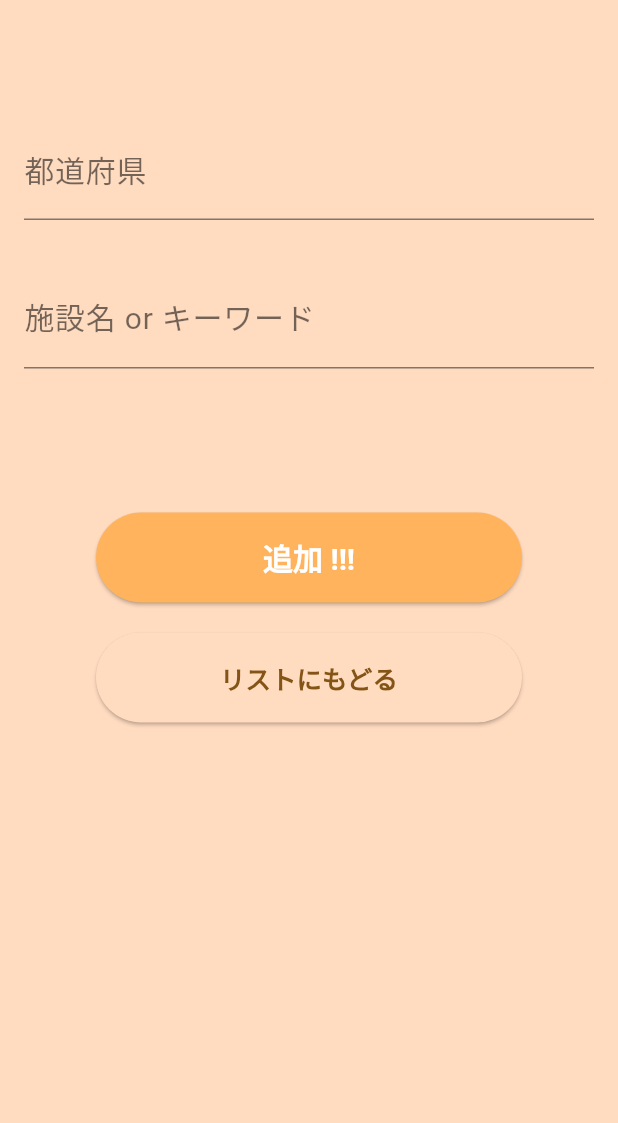
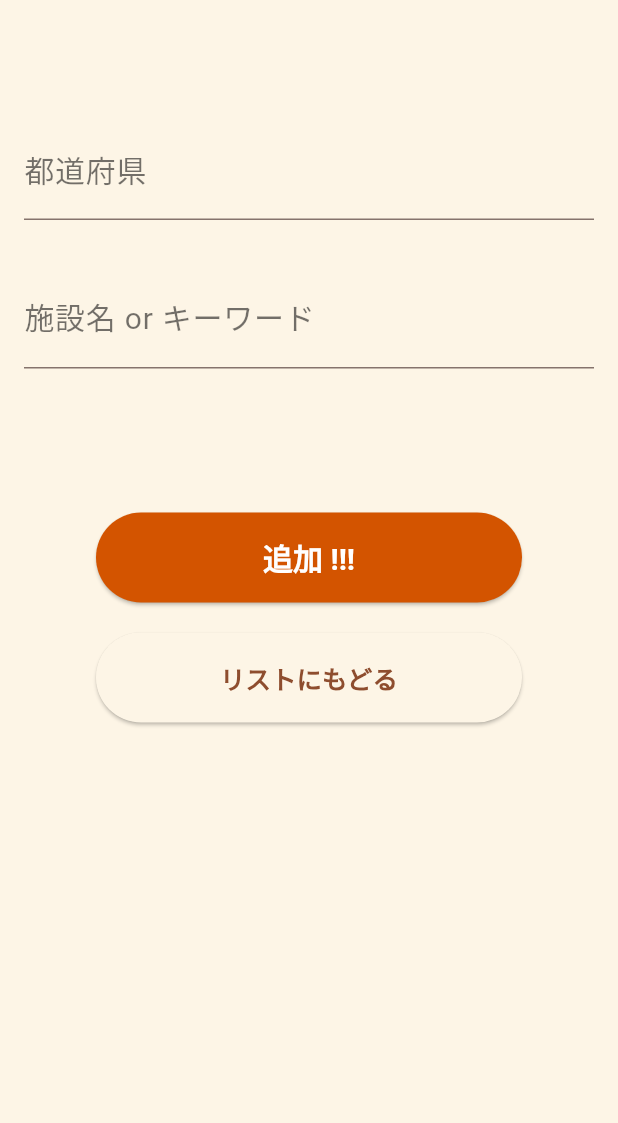
Before and after one commit to ShoFuku0123/ikitaiMemo_project, a Flutter app: the screen it shows after launch, after a tap on the "add" icon, on a phone screen of 412 x 824 dp, the part 113-1236 px from its top. Run offline on Flutter 3.47's test engine with Material 3 defaults, Android fonts, the phone set to English and light mode, and no system bars; our stand-ins replace google_fonts, sqflite; accounts and stored records are empty.

Commit message:
style: アプリのカラーテーマを秋らしい色合いに更新

```diff
--- a/ikitai_memo_project/lib/main.dart
+++ b/ikitai_memo_project/lib/main.dart
@@ -21,10 +21,10 @@ class MyApp extends StatelessWidget {
       theme: ThemeData(
         useMaterial3: true,
         colorScheme: ColorScheme.fromSeed(
-          seedColor: const Color.fromARGB(255, 255, 179, 92),
-          surface: const Color.fromARGB(255, 255, 219, 192),
+          seedColor: const Color(0xFFD35400), // 秋らしいオレンジ
+          surface: const Color(0xFFFDF5E6),   // 温かみのある背景色
         ),
-        scaffoldBackgroundColor: const Color.fromARGB(255, 255, 219, 192),
+        scaffoldBackgroundColor: const Color(0xFFFDF5E6),
         appBarTheme: const AppBarTheme(
           backgroundColor: Colors.transparent,
           centerTitle: true,
@@ -32,7 +32,7 @@ class MyApp extends StatelessWidget {
         ),
         elevatedButtonTheme: ElevatedButtonThemeData(
           style: ElevatedButton.styleFrom(
-            backgroundColor: const Color.fromARGB(255, 255, 179, 92),
+            backgroundColor: const Color(0xFFD35400),
             foregroundColor: Colors.white,
             textStyle: const TextStyle(fontSize: 20, fontWeight: FontWeight.bold),
           ),
```
